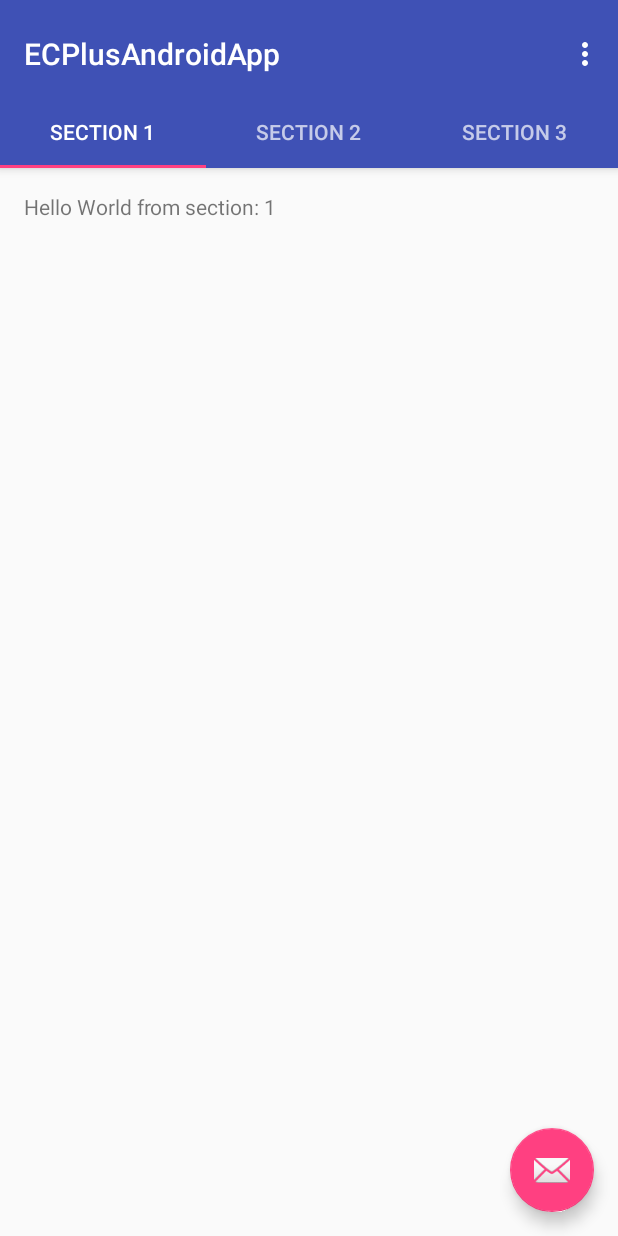
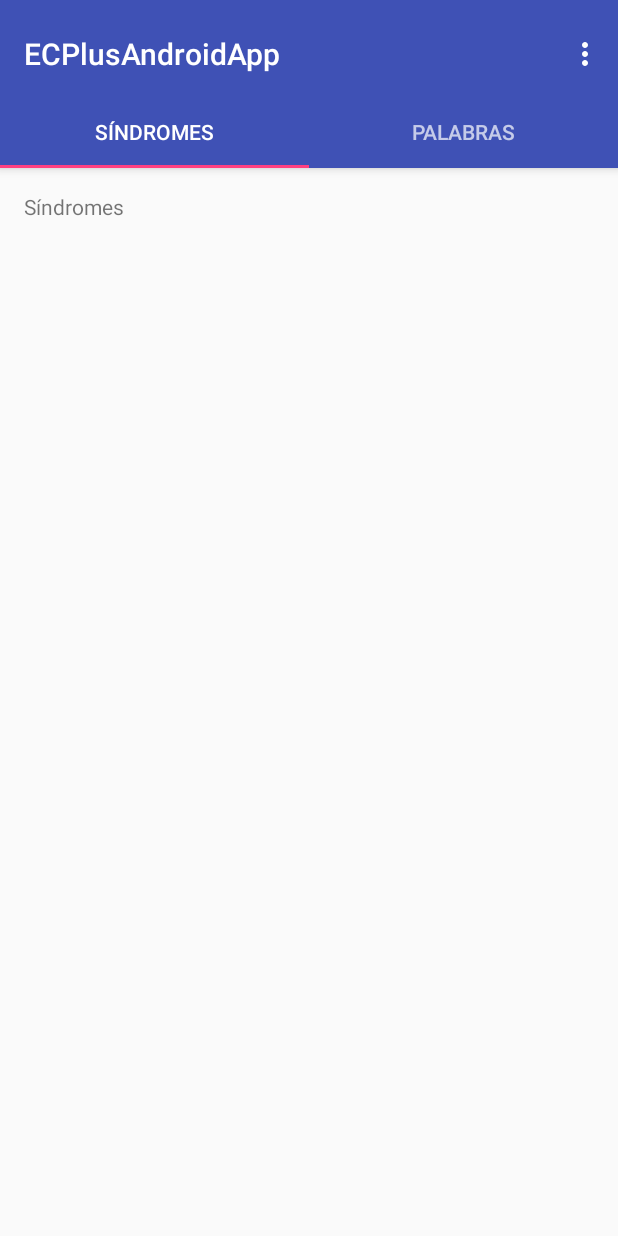
Before and after one commit to jfrchicanog/ECPlusAppAndroid, an Android app: the screen it shows after launch (MainActivity), on a phone screen of 412 x 824 dp. Run offline under Robolectric (Android 15) with nearby library versions, the phone set to English and light mode, and no system bars.

Commit message:
ViewPager preparado para Síndromes y Palabras

```diff
--- a/app/src/main/java/es/uma/ecplusproject/ecplusandroidapp/MainActivity.java
+++ b/app/src/main/java/es/uma/ecplusproject/ecplusandroidapp/MainActivity.java
@@ -1,23 +1,14 @@
 package es.uma.ecplusproject.ecplusandroidapp;
 
 import android.support.design.widget.TabLayout;
-import android.support.design.widget.FloatingActionButton;
-import android.support.design.widget.Snackbar;
 import android.support.v7.app.AppCompatActivity;
 import android.support.v7.widget.Toolbar;
 
-import android.support.v4.app.Fragment;
-import android.support.v4.app.FragmentManager;
 import android.support.v4.app.FragmentPagerAdapter;
 import android.support.v4.view.ViewPager;
 import android.os.Bundle;
-import android.view.LayoutInflater;
 import android.view.Menu;
 import android.view.MenuItem;
-import android.view.View;
-import android.view.ViewGroup;
-
-import android.widget.TextView;
 
 public class MainActivity extends AppCompatActivity {
 
@@ -45,7 +36,7 @@ public class MainActivity extends AppCompatActivity {
         setSupportActionBar(toolbar);
         // Create the adapter that will return a fragment for each of the three
         // primary sections of the activity.
-        mSectionsPagerAdapter = new SectionsPagerAdapter(getSupportFragmentManager());
+        mSectionsPagerAdapter = new SectionsPagerAdapter(getSupportFragmentManager(), new Sindromes(), new Palabras());
 
         // Set up the ViewPager with the sections adapter.
         mViewPager = (ViewPager) findViewById(R.id.container);
@@ -53,15 +44,6 @@ public class MainActivity extends AppCompatActivity {
 
         TabLayout tabLayout = (TabLayout) findViewById(R.id.tabs);
         tabLayout.setupWithViewPager(mViewPager);
-
-        FloatingActionButton fab = (FloatingActionButton) findViewById(R.id.fab);
-        fab.setOnClickListener(new View.OnClickListener() {
-            @Override
-            public void onClick(View view) {
-                Snackbar.make(view, "Replace with your own action", Snackbar.LENGTH_LONG)
-                        .setAction("Action", null).show();
-            }
-        });
 
     }
 
@@ -88,75 +70,4 @@ public class MainActivity extends AppCompatActivity {
         return super.onOptionsItemSelected(item);
     }
 
-    /**
-     * A placeholder fragment containing a simple view.
-     */
-    public static class PlaceholderFragment extends Fragment {
-        /**
-         * The fragment argument representing the section number for this
-         * fragment.
-         */
-        private static final String ARG_SECTION_NUMBER = "section_number";
-
-        public PlaceholderFragment() {
-        }
-
-        /**
-         * Returns a new instance of this fragment for the given section
-         * number.
-         */
-        public static PlaceholderFragment newInstance(int sectionNumber) {
-            PlaceholderFragment fragment = new PlaceholderFragment();
-            Bundle args = new Bundle();
-            args.putInt(ARG_SECTION_NUMBER, sectionNumber);
-            fragment.setArguments(args);
-            return fragment;
-        }
-
-        @Override
-        public View onCreateView(LayoutInflater inflater, ViewGroup container,
-                                 Bundle savedInstanceState) {
-            View rootView = inflater.inflate(R.layout.fragment_main, container, false);
-            TextView textView = (TextView) rootView.findViewById(R.id.section_label);
-            textView.setText(getString(R.string.section_format, getArguments().getInt(ARG_SECTION_NUMBER)));
-            return rootView;
-        }
-    }
-
-    /**
-     * A {@link FragmentPagerAdapter} that returns a fragment corresponding to
-     * one of the sections/tabs/pages.
-     */
-    public class SectionsPagerAdapter extends FragmentPagerAdapter {
-
-        public SectionsPagerAdapter(FragmentManager fm) {
-            super(fm);
-        }
-
-        @Override
-        public Fragment getItem(int position) {
-            // getItem is called to instantiate the fragment for the given page.
-            // Return a PlaceholderFragment (defined as a static inner class below).
-            return PlaceholderFragment.newInstance(position + 1);
-        }
-
-        @Override
-        public int getCount() {
-            // Show 3 total pages.
-            return 3;
-        }
-
-        @Override
-        public CharSequence getPageTitle(int position) {
-            switch (position) {
-                case 0:
-                    return "SECTION 1";
-                case 1:
-                    return "SECTION 2";
-                case 2:
-                    return "SECTION 3";
-            }
-            return null;
-        }
-    }
 }
--- /dev/null
+++ b/app/src/main/java/es/uma/ecplusproject/ecplusandroidapp/Palabras.java
@@ -0,0 +1,31 @@
+package es.uma.ecplusproject.ecplusandroidapp;
+
+import android.os.Bundle;
+import android.view.LayoutInflater;
+import android.view.View;
+import android.view.ViewGroup;
+import android.widget.TextView;
+
+/**
+ * A placeholder fragment containing a simple view.
+ */
+public class Palabras extends Panel {
+
+
+    public Palabras() {
+    }
+
+    @Override
+    public String getFragmentName() {
+        return "Palabras";
+    }
+
+    @Override
+    public View onCreateView(LayoutInflater inflater, ViewGroup container,
+                             Bundle savedInstanceState) {
+        View rootView = inflater.inflate(R.layout.fragment_main, container, false);
+        TextView textView = (TextView) rootView.findViewById(R.id.section_label);
+        textView.setText(getFragmentName());
+        return rootView;
+    }
+}
--- /dev/null
+++ b/app/src/main/java/es/uma/ecplusproject/ecplusandroidapp/Panel.java
@@ -0,0 +1,47 @@
+package es.uma.ecplusproject.ecplusandroidapp;
+
+import android.os.Bundle;
+import android.support.v4.app.Fragment;
+import android.view.LayoutInflater;
+import android.view.View;
+import android.view.ViewGroup;
+import android.widget.TextView;
+
+/**
+ * A placeholder fragment containing a simple view.
+ */
+public class Panel extends Fragment {
+    /**
+     * The fragment argument representing the section number for this
+     * fragment.
+     */
+    private static final String ARG_SECTION_NUMBER = "section_number";
+
+    public Panel() {
+    }
+
+    public String getFragmentName() {
+        return "Síndromes";
+    }
+
+    /**
+     * Returns a new instance of this fragment for the given section
+     * number.
+     */
+    public static Panel newInstance(int sectionNumber) {
+        Panel fragment = new Panel();
+        Bundle args = new Bundle();
+        args.putInt(ARG_SECTION_NUMBER, sectionNumber);
+        fragment.setArguments(args);
+        return fragment;
+    }
+
+    @Override
+    public View onCreateView(LayoutInflater inflater, ViewGroup container,
+                             Bundle savedInstanceState) {
+        View rootView = inflater.inflate(R.layout.fragment_main, container, false);
+        TextView textView = (TextView) rootView.findViewById(R.id.section_label);
+        textView.setText(getString(R.string.section_format, getArguments().getInt(ARG_SECTION_NUMBER)));
+        return rootView;
+    }
+}
--- /dev/null
+++ b/app/src/main/java/es/uma/ecplusproject/ecplusandroidapp/SectionsPagerAdapter.java
@@ -0,0 +1,34 @@
+package es.uma.ecplusproject.ecplusandroidapp;
+
+import android.support.v4.app.Fragment;
+import android.support.v4.app.FragmentManager;
+import android.support.v4.app.FragmentPagerAdapter;
+
+/**
+ * A {@link FragmentPagerAdapter} that returns a fragment corresponding to
+ * one of the sections/tabs/pages.
+ */
+public class SectionsPagerAdapter extends FragmentPagerAdapter {
+
+    private Panel[] sindromes;
+
+    public SectionsPagerAdapter(FragmentManager fm, Panel... sindromes) {
+        super(fm);
+        this.sindromes = sindromes;
+    }
+
+    @Override
+    public Fragment getItem(int position) {
+        return sindromes[position];
+    }
+
+    @Override
+    public int getCount() {
+        return sindromes.length;
+    }
+
+    @Override
+    public CharSequence getPageTitle(int position) {
+        return sindromes[position].getFragmentName();
+    }
+}
--- /dev/null
+++ b/app/src/main/java/es/uma/ecplusproject/ecplusandroidapp/Sindromes.java
@@ -0,0 +1,31 @@
+package es.uma.ecplusproject.ecplusandroidapp;
+
+import android.os.Bundle;
+import android.view.LayoutInflater;
+import android.view.View;
+import android.view.ViewGroup;
+import android.widget.TextView;
+
+/**
+ * A placeholder fragment containing a simple view.
+ */
+public class Sindromes extends Panel {
+
+
+    public Sindromes() {
+    }
+
+    @Override
+    public String getFragmentName() {
+        return "Síndromes";
+    }
+
+    @Override
+    public View onCreateView(LayoutInflater inflater, ViewGroup container,
+                             Bundle savedInstanceState) {
+        View rootView = inflater.inflate(R.layout.fragment_main, container, false);
+        TextView textView = (TextView) rootView.findViewById(R.id.section_label);
+        textView.setText(getFragmentName());
+        return rootView;
+    }
+}
--- a/app/src/main/res/layout/activity_main.xml
+++ b/app/src/main/res/layout/activity_main.xml
@@ -38,12 +38,4 @@
         android:layout_height="match_parent"
         app:layout_behavior="@string/appbar_scrolling_view_behavior" />
 
-    <android.support.design.widget.FloatingActionButton
-        android:id="@+id/fab"
-        android:layout_width="wrap_content"
-        android:layout_height="wrap_content"
-        android:layout_gravity="end|bottom"
-        android:layout_margin="@dimen/fab_margin"
-        android:src="@android:drawable/ic_dialog_email" />
-
 </android.support.design.widget.CoordinatorLayout>
--- a/app/src/main/res/layout/fragment_main.xml
+++ b/app/src/main/res/layout/fragment_main.xml
@@ -6,7 +6,7 @@
     android:paddingLeft="@dimen/activity_horizontal_margin"
     android:paddingRight="@dimen/activity_horizontal_margin"
     android:paddingTop="@dimen/activity_vertical_margin"
-    tools:context="es.uma.ecplusproject.ecplusandroidapp.MainActivity$PlaceholderFragment">
+    tools:context=".Panel">
 
     <TextView
         android:id="@+id/section_label"
```
